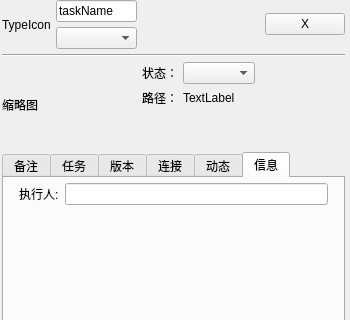
Above: UI/Widget_DetailPage.ui from IvanYangYangXi/Anim_ProjectManage before the change; both pictures show x 0 to 350 and y 0 to 320 of the 350 by 520 pixel window. Below: the same form after it.
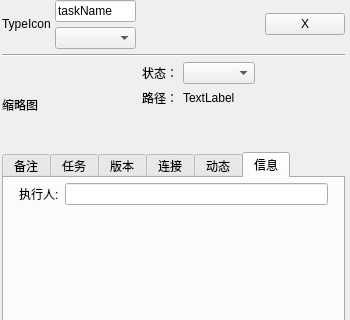
That is the form after the change.

Diff of the .ui file:
```diff
--- a/UI/Widget_DetailPage.ui
+++ b/UI/Widget_DetailPage.ui
@@ -54,6 +54,18 @@
          <verstretch>0</verstretch>
         </sizepolicy>
        </property>
+       <property name="minimumSize">
+        <size>
+         <width>48</width>
+         <height>48</height>
+        </size>
+       </property>
+       <property name="maximumSize">
+        <size>
+         <width>48</width>
+         <height>48</height>
+        </size>
+       </property>
        <property name="text">
         <string>TypeIcon</string>
        </property>
```
